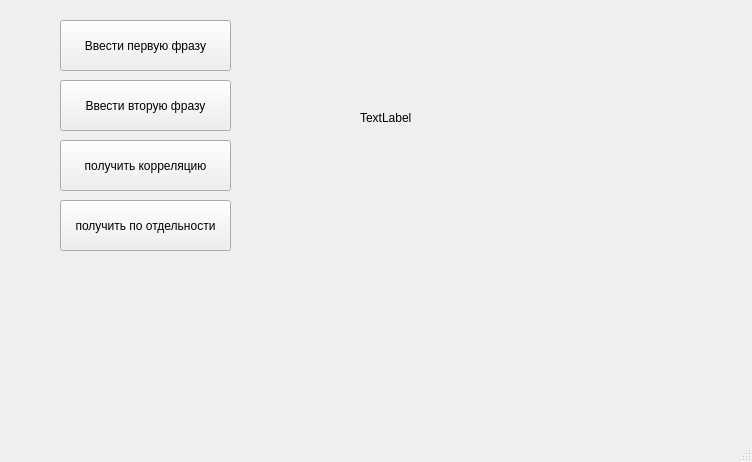
Before: the Qt Designer form data/untitled.ui in RandMinich/correlation, drawn with Qt 5.
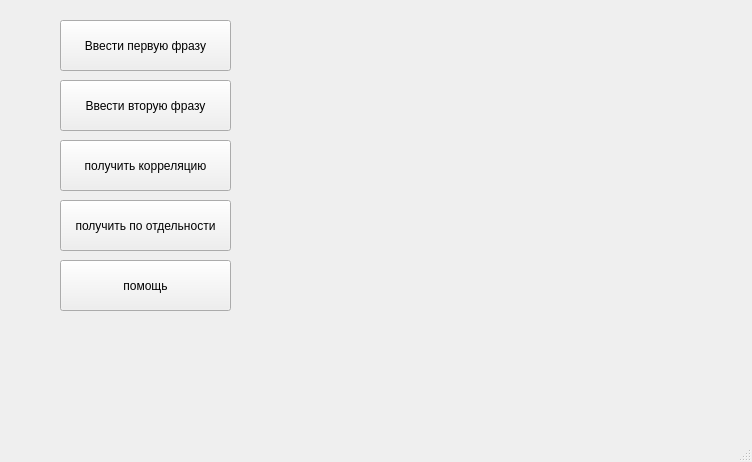
After: the same form once the commit is applied.

Commit message: add help functional

What changed in the file:
```diff
--- a/data/untitled.ui
+++ b/data/untitled.ui
@@ -76,7 +76,20 @@
      </rect>
     </property>
     <property name="text">
-     <string>TextLabel</string>
+     <string/>
+    </property>
+   </widget>
+   <widget class="QPushButton" name="helpButton">
+    <property name="geometry">
+     <rect>
+      <x>60</x>
+      <y>260</y>
+      <width>171</width>
+      <height>51</height>
+     </rect>
+    </property>
+    <property name="text">
+     <string>помощь</string>
     </property>
    </widget>
   </widget>
```
The commit also changes 1 other file.
